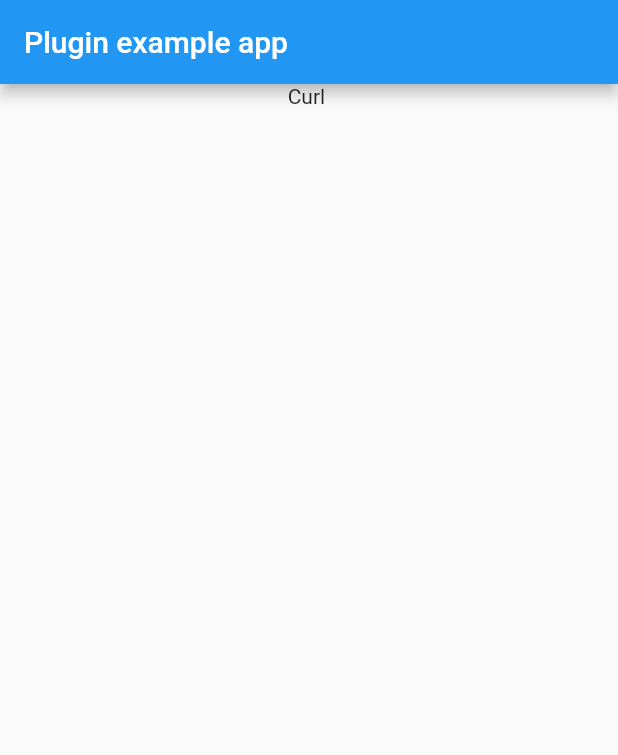
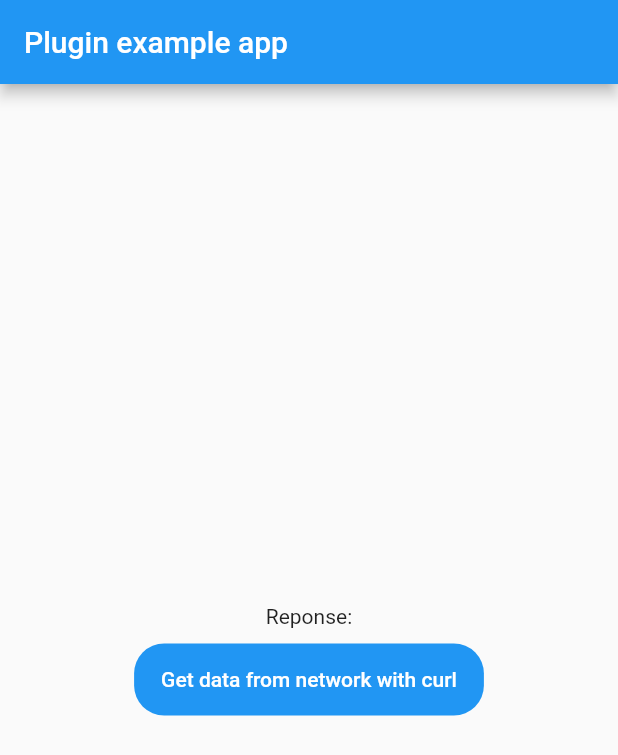
Before and after one commit to tranthienhau/ffi_flutter, a Flutter app: the screen it shows after launch, on a phone screen of 412 x 824 dp. Shown: the top 755 px of the screen. Run offline on Flutter 3.47's test engine with Material 2 defaults, Android fonts, the phone set to English and light mode, and no system bars; missing offline and left inert: dart:ffi.

Commit message:
update ui

```diff
--- a/example/lib/main.dart
+++ b/example/lib/main.dart
@@ -1,8 +1,5 @@
-import 'dart:async';
-
 import 'package:flutter/material.dart';
-import 'package:flutter/services.dart';
-import 'package:native_add/native_add.dart';
+import 'package:native_add/native_curl.dart';
 
 void main() {
   runApp(const MyApp());
@@ -16,41 +13,20 @@ class MyApp extends StatefulWidget {
 }
 
 class _MyAppState extends State<MyApp> {
-  String _platformVersion = 'Unknown';
-
   @override
   void initState() {
     super.initState();
-    initPlatformState();
-  }
-
-  // Platform messages are asynchronous, so we initialize in an async method.
-  Future<void> initPlatformState() async {
-    String platformVersion;
-    // Platform messages may fail, so we use a try/catch PlatformException.
-    // We also handle the message potentially returning null.
-    try {
-      platformVersion = await NativeAdd.platformVersion;
-    } on PlatformException {
-      platformVersion = 'Failed to get platform version.';
-    }
-
-    // If the widget was removed from the tree while the asynchronous platform
-    // message was in flight, we want to discard the reply rather than calling
-    // setState to update our non-existent appearance.
-    if (!mounted) return;
-
-    setState(() {
-      _platformVersion = platformVersion;
-    });
   }
 
   String reponse = '';
 
   void curlGet() {
-    reponse = NativeAdd.curlGet("https://api.genderize.io/?name=luc");
-
+    reponse = 'Waiting for reponse';
     setState(() {});
+    Future.delayed(const Duration(milliseconds: 1000), () {
+      reponse = NativeCurl.curlGet("https://api.genderize.io/?name=luc");
+      setState(() {});
+    });
   }
 
   @override
@@ -60,17 +36,41 @@ class _MyAppState extends State<MyApp> {
         appBar: AppBar(
           title: const Text('Plugin example app'),
         ),
-        body: InkWell(
-          onTap: () {
-            curlGet();
-          },
-          child: Column(
-            children: [
-              Center(
-                child: Text('Curl $reponse'),
+        body: Column(
+          mainAxisAlignment: MainAxisAlignment.center,
+          crossAxisAlignment: CrossAxisAlignment.center,
+          children: [
+            Padding(
+              padding: const EdgeInsets.symmetric(horizontal: 16),
+              child: Center(
+                child: Text(
+                  'Reponse: $reponse',
+                  textAlign: TextAlign.center,
+                ),
               ),
-            ],
-          ),
+            ),
+            const SizedBox(height: 10),
+            Material(
+              color: Colors.blue,
+              shape: RoundedRectangleBorder(
+                borderRadius: BorderRadius.circular(20),
+              ),
+              child: TextButton(
+                onPressed: () {
+                  curlGet();
+                },
+                child: const Padding(
+                  padding: EdgeInsets.symmetric(horizontal: 10),
+                  child: Text(
+                    'Get data from network with curl',
+                    style: TextStyle(
+                      color: Colors.white,
+                    ),
+                  ),
+                ),
+              ),
+            )
+          ],
         ),
       ),
     );
--- a/lib/native_add.dart
+++ /dev/null
@@ -1,35 +0,0 @@
-import 'dart:async';
-import 'dart:ffi';
-import 'dart:io';
-
-import 'package:ffi/ffi.dart';
-import 'package:flutter/services.dart';
-
-final DynamicLibrary nativeAddLib = Platform.isAndroid
-    ? DynamicLibrary.open("libnative_add.so")
-    : DynamicLibrary.process();
-
-final Pointer<Utf8> Function(Pointer<Utf8>) nativeCurlGet = nativeAddLib
-    .lookup<NativeFunction<Pointer<Utf8> Function(Pointer<Utf8>)>>("curl_get")
-    .asFunction();
-
-class NativeAdd {
-  static const MethodChannel _channel = MethodChannel('native_add');
-
-  static Future<String> get platformVersion async {
-    final String version = await _channel.invokeMethod('getPlatformVersion');
-    return version;
-  }
-
-  static String curlGet(String url) {
-    final Pointer<Utf8> urlPointer = url.toNativeUtf8();
-
-    final response = nativeCurlGet(urlPointer);
-
-    calloc.free(urlPointer);
-
-    final result = response.toDartString();
-
-    return result;
-  }
-}
--- /dev/null
+++ b/lib/native_curl.dart
@@ -0,0 +1,28 @@
+import 'dart:ffi';
+import 'dart:io';
+
+import 'package:ffi/ffi.dart';
+
+///link to native library
+final DynamicLibrary nativeAddLib = Platform.isAndroid
+    ? DynamicLibrary.open("libnative_add.so")
+    : DynamicLibrary.process();
+
+///link to native function
+final Pointer<Utf8> Function(Pointer<Utf8>) nativeCurlGet = nativeAddLib
+    .lookup<NativeFunction<Pointer<Utf8> Function(Pointer<Utf8>)>>("curl_get")
+    .asFunction();
+
+class NativeCurl {
+  static String curlGet(String url) {
+    final Pointer<Utf8> urlPointer = url.toNativeUtf8();
+
+    final response = nativeCurlGet(urlPointer);
+
+    calloc.free(urlPointer);
+
+    final result = response.toDartString();
+
+    return result;
+  }
+}
```
Also changed, not shown: 2 other files.
